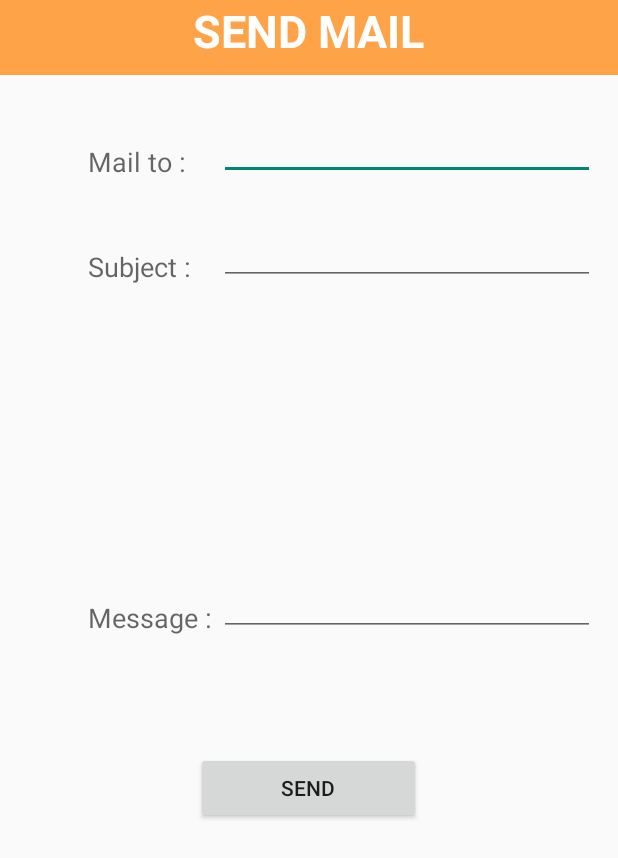
After one commit to Miage-Paris-Ouest/m1c20152016-mobonline, an Android app: the SendMail screen opened directly, with no data from a screen before it, on a phone screen of 412 x 824 dp. The commit adds this screen. Shown: the top 858 px of the screen. Run offline under Robolectric (Android 15) with nearby library versions, the light colour scheme and no system bars; 2 statements that could not run were skipped.

Commit message:
Ajout de la fonctionnalite contact

```diff
--- a/app/src/main/AndroidManifest.xml
+++ b/app/src/main/AndroidManifest.xml
@@ -53,7 +53,11 @@
         <activity
             android:name=".Settings"
             android:label="@string/title_activity_settings"
-            android:theme="@style/AppTheme"></activity>
+            android:theme="@style/AppTheme" />
+        <activity
+            android:name=".SendMail"
+            android:label="@string/title_activity_send_mail"
+            android:theme="@style/AppTheme.NoActionBar"></activity>
     </application>
 
 </manifest>
--- a/app/src/main/java/fr/p10/miage/m1/myapplication/Contact.java
+++ b/app/src/main/java/fr/p10/miage/m1/myapplication/Contact.java
@@ -2,20 +2,47 @@ package fr.p10.miage.m1.myapplication;
 
 import android.content.Intent;
 import android.os.Bundle;
-import android.support.design.widget.FloatingActionButton;
-import android.support.design.widget.Snackbar;
 import android.support.v7.app.AppCompatActivity;
-import android.support.v7.widget.Toolbar;
+import android.support.v7.widget.LinearLayoutManager;
+import android.support.v7.widget.RecyclerView;
 import android.view.Menu;
 import android.view.MenuItem;
-import android.view.View;
+import android.widget.TextView;
+import java.util.ArrayList;
+import java.util.List;
+
+import fr.p10.miage.m1.myapplication.ExpandableList.ExpandableListAdapter;
 
 public class Contact extends AppCompatActivity {
+    private RecyclerView recyclerview;
 
     @Override
     protected void onCreate(Bundle savedInstanceState) {
         super.onCreate(savedInstanceState);
-        setContentView(R.layout.activity_contact);
+        setContentView(R.layout.activity_expandable_list);
+
+        TextView title = (TextView) findViewById(R.id.TextView_list_header);
+        title.setText("Contact");
+
+        recyclerview = (RecyclerView) findViewById(R.id.recyclerview);
+        recyclerview.setLayoutManager(new LinearLayoutManager(this, LinearLayoutManager.VERTICAL, false));
+
+        // On récupère le nom de notre classe
+        String className = getLocalClassName();
+
+        // On crée notre liste avec les paramètres de notre classe et les informations requises
+        List<ExpandableListAdapter.Item> data = new ArrayList<>();
+
+        data.add(new ExpandableListAdapter.Item(ExpandableListAdapter.HEADER, "REGISTER"));
+        data.add(new ExpandableListAdapter.Item(ExpandableListAdapter.CHILD, "Administrative","bru.veraldi@hotmail.fr"));
+        data.add(new ExpandableListAdapter.Item(ExpandableListAdapter.CHILD, "Pedagogique","bru.veraldi@hotmail.fr"));
+
+        data.add(new ExpandableListAdapter.Item(ExpandableListAdapter.HEADER, "SCHOLARSHIP"));
+        data.add(new ExpandableListAdapter.Item(ExpandableListAdapter.CHILD, "JEAN","bru.veraldi@hotmail.fr"));
+
+
+        // on set notre recyclerview avec les informations des listes qui renvoient sur la page de la classname passée en paramètre
+        recyclerview.setAdapter(new ExpandableListAdapter(data,className));
     }
 
     @Override
@@ -40,5 +67,4 @@ public class Contact extends AppCompatActivity {
 
         return super.onOptionsItemSelected(item);
     }
-
 }
--- a/app/src/main/java/fr/p10/miage/m1/myapplication/ExpandableList/ExpandableListAdapter.java
+++ b/app/src/main/java/fr/p10/miage/m1/myapplication/ExpandableList/ExpandableListAdapter.java
@@ -16,9 +16,8 @@ import java.util.ArrayList;
 import java.util.List;
 
 // TESTING CLICKABLE TEXTVIEW
-import fr.p10.miage.m1.myapplication.Accueil;
-import fr.p10.miage.m1.myapplication.HowToPages;
 import fr.p10.miage.m1.myapplication.R;
+import fr.p10.miage.m1.myapplication.SendMail;
 
 public class ExpandableListAdapter extends RecyclerView.Adapter<RecyclerView.ViewHolder>{
     public static final int HEADER = 0;
@@ -48,7 +47,6 @@ public class ExpandableListAdapter extends RecyclerView.Adapter<RecyclerView.Vie
             case CHILD:
                 final TextView itemTextView = new TextView(context);
 
-                // TESTING CLICABLE TEXTVIEW
                 itemTextView.setOnClickListener(new View.OnClickListener() {
 
                     @Override
@@ -57,7 +55,6 @@ public class ExpandableListAdapter extends RecyclerView.Adapter<RecyclerView.Vie
 
                         Class<?> c = null;
                         String concatMyClassName = "fr.p10.miage.m1.myapplication."+myClassName+"Pages";
-                        Log.w("GIRAFE", context + " : " + concatMyClassName);
 
                         try {
                             c= Class.forName(concatMyClassName);
@@ -70,7 +67,6 @@ public class ExpandableListAdapter extends RecyclerView.Adapter<RecyclerView.Vie
                             for(Item item:data) {
                                 if (item.link != null) {
                                     if (itemTextView.getText().equals(item.text)) {
-                                        Log.w("CHARLIEEEE5", " : " + item.link);
                                         Uri uri = Uri.parse(item.link);
                                         Intent intent = new Intent(Intent.ACTION_VIEW, uri);
                                         context.startActivity(intent);
@@ -83,10 +79,17 @@ public class ExpandableListAdapter extends RecyclerView.Adapter<RecyclerView.Vie
                             intent.putExtra("title_how_to",itemTextView.getText());
                             context.startActivity(intent);
                         }else if(myClassName.equalsIgnoreCase("Contact")){
-                            Intent intent = new Intent(context,c)
-                                    .setFlags(Intent.FLAG_ACTIVITY_NEW_TASK);
-                            intent.putExtra("title_how_to",itemTextView.getText());
-                            context.startActivity(intent);
+                            for(Item item:data) {
+                                if (item.link != null) {
+                                    if (itemTextView.getText().equals(item.text)) {
+                                        String mailto = item.link;
+                                        Intent intent = new Intent(context, SendMail.class)
+                                                .setFlags(Intent.FLAG_ACTIVITY_NEW_TASK);
+                                        intent.putExtra("mail_to",mailto);
+                                        context.startActivity(intent);
+                                    }
+                                }
+                            }
                         }
                     }
                 });
--- /dev/null
+++ b/app/src/main/java/fr/p10/miage/m1/myapplication/SendMail.java
@@ -0,0 +1,29 @@
+package fr.p10.miage.m1.myapplication;
+
+import android.os.Bundle;
+import android.support.design.widget.FloatingActionButton;
+import android.support.design.widget.Snackbar;
+import android.support.v7.app.AppCompatActivity;
+import android.support.v7.widget.Toolbar;
+import android.view.View;
+
+public class SendMail extends AppCompatActivity {
+
+    @Override
+    protected void onCreate(Bundle savedInstanceState) {
+        super.onCreate(savedInstanceState);
+        setContentView(R.layout.activity_send_mail);
+        Toolbar toolbar = (Toolbar) findViewById(R.id.toolbar);
+        setSupportActionBar(toolbar);
+
+        FloatingActionButton fab = (FloatingActionButton) findViewById(R.id.fab);
+        fab.setOnClickListener(new View.OnClickListener() {
+            @Override
+            public void onClick(View view) {
+                Snackbar.make(view, "Replace with your own action", Snackbar.LENGTH_LONG)
+                        .setAction("Action", null).show();
+            }
+        });
+    }
+
+}
--- /dev/null
+++ b/app/src/main/res/layout/activity_send_mail.xml
@@ -0,0 +1,99 @@
+<RelativeLayout xmlns:android="http://schemas.android.com/apk/res/android"
+    xmlns:tools="http://schemas.android.com/tools" android:layout_width="match_parent"
+    android:layout_height="match_parent"
+    android:paddingBottom="16dp" tools:context=".MainActivity">
+
+    <ImageView
+        android:layout_width="500dp"
+        android:layout_height="50dp"
+        android:id="@+id/imageView6"
+        android:background="#FEA347" />
+
+    <TextView
+        android:text="SEND MAIL"
+        android:layout_width="wrap_content"
+        android:layout_height="wrap_content"
+        android:id="@+id/textView4"
+        android:textStyle="bold"
+        android:textColor="#ffffff"
+        android:textSize="30dp"
+        android:layout_alignBottom="@+id/imageView2"
+        android:layout_centerHorizontal="true"
+        android:layout_alignParentTop="true"
+        android:gravity="center_vertical" />
+
+    <TextView
+        android:layout_width="wrap_content"
+        android:layout_height="wrap_content"
+        android:textAppearance="?android:attr/textAppearanceMedium"
+        android:text="Mail to : "
+        android:id="@+id/mail_mailto"
+        android:layout_marginTop="45dp"
+        android:layout_below="@+id/imageView6"
+        android:layout_toLeftOf="@+id/textView4"
+        android:layout_toStartOf="@+id/textView4" />
+
+    <TextView
+        android:layout_width="wrap_content"
+        android:layout_height="wrap_content"
+        android:textAppearance="?android:attr/textAppearanceMedium"
+        android:text="Subject : "
+        android:id="@+id/mail_subject"
+        android:layout_below="@+id/mail_mailto"
+        android:layout_alignLeft="@+id/mail_mailto"
+        android:layout_alignStart="@+id/mail_mailto"
+        android:layout_marginTop="45dp" />
+
+    <TextView
+        android:layout_width="wrap_content"
+        android:layout_height="wrap_content"
+        android:textAppearance="?android:attr/textAppearanceMedium"
+        android:text="Message : "
+        android:id="@+id/mail_message"
+        android:layout_centerVertical="true"
+        android:layout_alignLeft="@+id/mail_subject"
+        android:layout_alignStart="@+id/mail_subject" />
+
+    <EditText
+        android:layout_width="wrap_content"
+        android:layout_height="wrap_content"
+        android:id="@+id/mail_c_mailto"
+        android:layout_above="@+id/mail_subject"
+        android:layout_toRightOf="@+id/mail_message"
+        android:layout_alignParentRight="true"
+        android:layout_alignParentEnd="true"
+        android:layout_marginRight="15dp" />
+
+    <EditText
+        android:layout_width="wrap_content"
+        android:layout_height="wrap_content"
+        android:id="@+id/mail_c_subject"
+        android:layout_alignBottom="@+id/mail_subject"
+        android:layout_alignRight="@+id/mail_c_mailto"
+        android:layout_alignEnd="@+id/mail_c_mailto"
+        android:layout_alignLeft="@+id/mail_c_mailto"
+        android:layout_alignStart="@+id/mail_c_mailto" />
+
+    <EditText
+        android:layout_width="wrap_content"
+        android:layout_height="wrap_content"
+        android:inputType="textMultiLine"
+        android:ems="10"
+        android:id="@+id/mail_c_message"
+        android:layout_alignBottom="@+id/mail_message"
+        android:layout_alignLeft="@+id/mail_c_subject"
+        android:layout_alignStart="@+id/mail_c_subject"
+        android:layout_alignRight="@+id/mail_c_subject"
+        android:layout_alignEnd="@+id/mail_c_subject" />
+
+    <Button
+        android:layout_width="wrap_content"
+        android:layout_height="wrap_content"
+        android:text="SEND"
+        android:id="@+id/mail_btn_send"
+        android:layout_marginTop="77dp"
+        android:layout_below="@+id/mail_c_message"
+        android:layout_centerHorizontal="true"
+        android:width="150dp" />
+
+</RelativeLayout>
--- a/app/src/main/res/values/strings.xml
+++ b/app/src/main/res/values/strings.xml
@@ -25,6 +25,7 @@
 
     <string name="action_settings">Settings</string>
     <string name="title_activity_settings">Settings</string>
+    <string name="title_activity_send_mail">SendMail</string>
 
 
 </resources>
```
